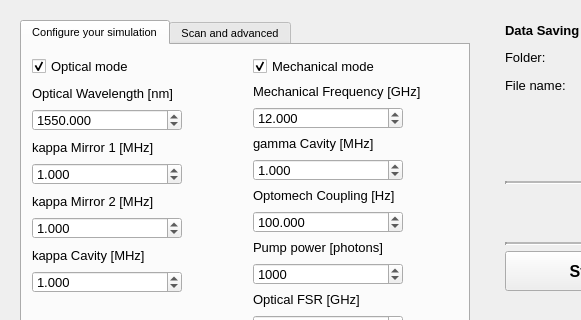
First picture: the form in SimulatorUI.ui, repository DavideTomasella/sciqis_QCOA, before the edit; both pictures show x 0 to 581 and y 0 to 320 of the 1030 by 859 pixel window.
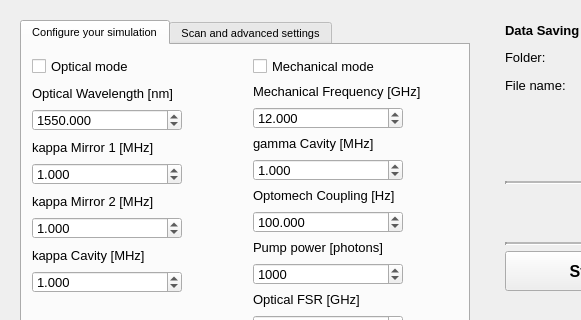
Second picture: the form after the edit. Custom widgets are drawn as their Qt base class.

Commit message: configure button gui

```diff
--- a/SimulatorUI.ui
+++ b/SimulatorUI.ui
@@ -143,9 +143,12 @@
                  <property name="text">
                   <string>Optical mode</string>
                  </property>
-                 <property name="checked">
+                 <property name="checkable">
                   <bool>true</bool>
                  </property>
+                 <property name="checked">
+                  <bool>false</bool>
+                 </property>
                 </widget>
                </item>
                <item>
@@ -471,7 +474,7 @@
                   <string>Mechanical mode</string>
                  </property>
                  <property name="checked">
-                  <bool>true</bool>
+                  <bool>false</bool>
                  </property>
                 </widget>
                </item>
@@ -816,7 +819,7 @@
           </widget>
           <widget class="QWidget" name="tab_2">
            <attribute name="title">
-            <string>Scan and advanced</string>
+            <string>Scan and advanced settings</string>
            </attribute>
            <widget class="QWidget" name="layoutWidget_2">
             <property name="geometry">
```
Left out of the diff: 16 changed lines with no effect on the pictures. The commit also changes 2 other files.
